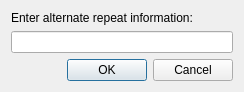
Old version of the form src/GUI/alternateRepeats.ui in the repository Whatang/DrumBurp.
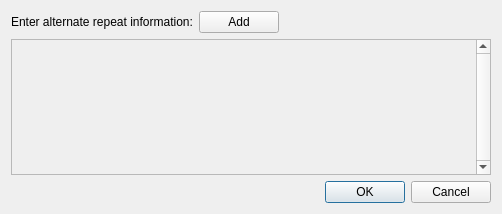
New version of the form.

Commit message:
Better dialog for inputting repeat information.
Closes #167.

Patch:
```diff
--- a/src/GUI/alternateRepeats.ui
+++ b/src/GUI/alternateRepeats.ui
@@ -6,25 +6,91 @@
    <rect>
     <x>0</x>
     <y>0</y>
-    <width>244</width>
-    <height>92</height>
+    <width>502</width>
+    <height>214</height>
    </rect>
   </property>
   <property name="windowTitle">
    <string>Alternate Repeats</string>
   </property>
-  <layout class="QGridLayout" name="gridLayout">
-   <item row="0" column="0">
+  <layout class="QVBoxLayout" name="verticalLayout">
+   <item>
+    <layout class="QHBoxLayout" name="horizontalLayout">
+     <item>
     <widget class="QLabel" name="label">
      <property name="text">
       <string>Enter alternate repeat information:</string>
      </property>
     </widget>
    </item>
-   <item row="1" column="0">
-    <widget class="QLineEdit" name="repeatText"/>
-   </item>
-   <item row="2" column="0">
+     <item>
+      <widget class="QPushButton" name="addButton">
+       <property name="text">
+        <string>Add</string>
+       </property>
+      </widget>
+     </item>
+     <item>
+      <spacer name="horizontalSpacer">
+       <property name="orientation">
+        <enum>Qt::Horizontal</enum>
+       </property>
+       <property name="sizeHint" stdset="0">
+        <size>
+         <width>40</width>
+         <height>20</height>
+        </size>
+       </property>
+      </spacer>
+     </item>
+    </layout>
+   </item>
+   <item>
+    <widget class="QScrollArea" name="repeatsFrame">
+     <property name="verticalScrollBarPolicy">
+      <enum>Qt::ScrollBarAlwaysOn</enum>
+     </property>
+     <property name="horizontalScrollBarPolicy">
+      <enum>Qt::ScrollBarAlwaysOff</enum>
+     </property>
+     <property name="widgetResizable">
+      <bool>true</bool>
+     </property>
+     <property name="alignment">
+      <set>Qt::AlignLeading|Qt::AlignLeft|Qt::AlignTop</set>
+     </property>
+     <widget class="QWidget" name="scrollAreaWidgetContents">
+      <property name="geometry">
+       <rect>
+        <x>0</x>
+        <y>0</y>
+        <width>465</width>
+        <height>134</height>
+       </rect>
+      </property>
+      <layout class="QVBoxLayout" name="verticalLayout_2">
+       <property name="spacing">
+        <number>0</number>
+       </property>
+       <property name="leftMargin">
+        <number>9</number>
+       </property>
+       <property name="topMargin">
+        <number>0</number>
+       </property>
+       <property name="bottomMargin">
+        <number>0</number>
+       </property>
+       <item>
+        <layout class="QVBoxLayout" name="repeatsLayout">
+         <property name="spacing">
+          <number>0</number>
+         </property>
+        </layout>
+       </item>
+       <item>
+        <layout class="QVBoxLayout" name="stretchyLayout">
+         <item>
     <spacer name="verticalSpacer">
      <property name="orientation">
       <enum>Qt::Vertical</enum>
@@ -32,12 +98,18 @@
      <property name="sizeHint" stdset="0">
       <size>
        <width>20</width>
-       <height>1</height>
+             <height>40</height>
       </size>
      </property>
     </spacer>
    </item>
-   <item row="3" column="0">
+        </layout>
+       </item>
+      </layout>
+     </widget>
+    </widget>
+   </item>
+   <item>
     <widget class="QDialogButtonBox" name="buttonBox">
      <property name="orientation">
       <enum>Qt::Horizontal</enum>
```
Lines whose indentation alone changed are shown as unchanged. The commit also changes 5 other files.
